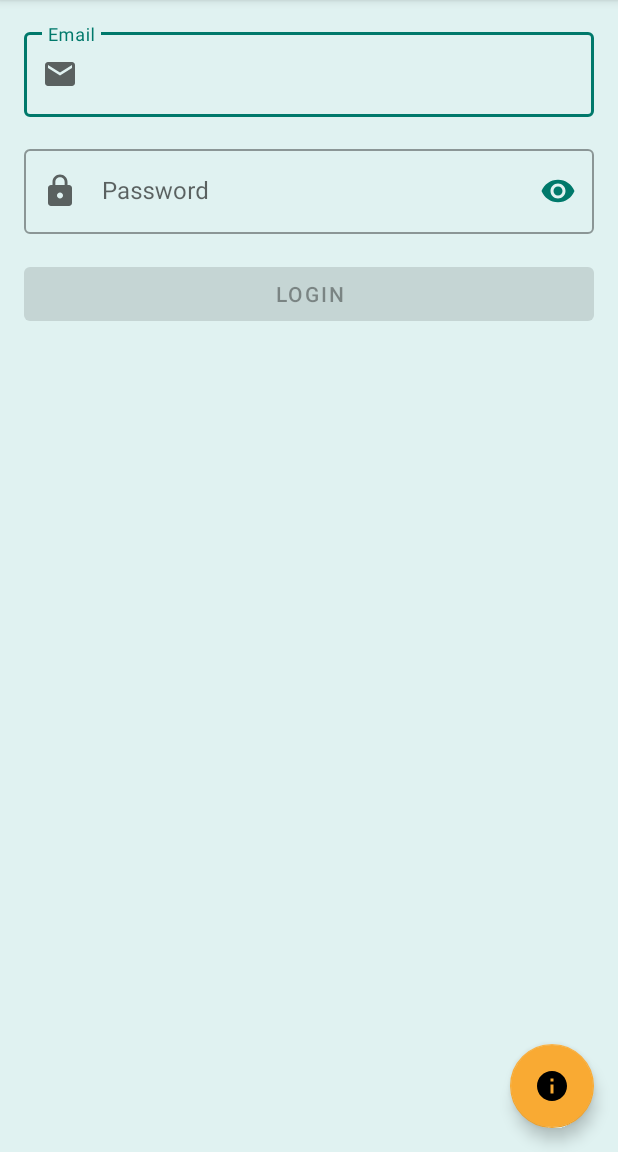
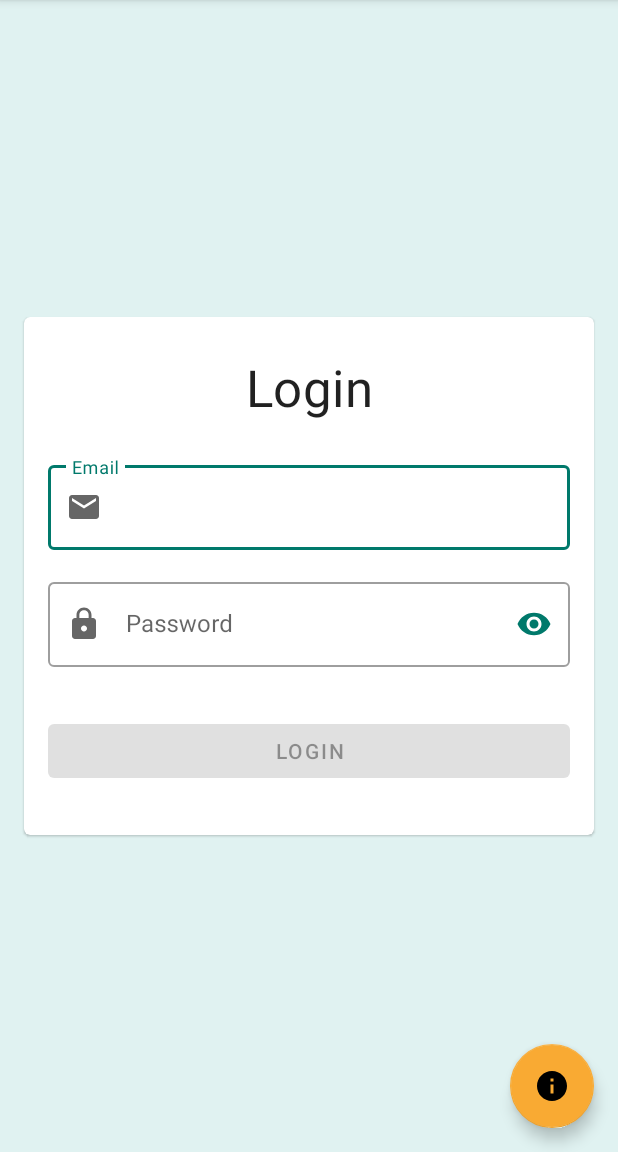
Before and after one commit to kashyapkpatel/SampleMovieApp, an Android app: the screen it shows after launch (HomeActivity), on a phone screen of 412 x 824 dp, the part 84-1236 px from its top. Run offline under Robolectric (Android 15) with nearby library versions, the phone set to English and light mode, and no system bars; our stand-ins replace Dagger/Hilt's generated code, data binding; pictures from the network do not load; 4 statements that could not run were skipped.

```diff
--- a/app/src/main/AndroidManifest.xml
+++ b/app/src/main/AndroidManifest.xml
@@ -14,7 +14,9 @@
         android:theme="@style/Theme.MyApp"
         android:usesCleartextTraffic="true">
 
-        <activity android:name="com.kashyapkpatel.sampleapp.ui.HomeActivity">
+        <activity
+            android:name="com.kashyapkpatel.sampleapp.ui.HomeActivity"
+            android:windowSoftInputMode="adjustResize">
             <intent-filter>
                 <action android:name="android.intent.action.MAIN" />
 
--- a/app/src/main/java/com/kashyapkpatel/sampleapp/di/module/ViewModelModule.kt
+++ b/app/src/main/java/com/kashyapkpatel/sampleapp/di/module/ViewModelModule.kt
@@ -2,6 +2,8 @@ package com.kashyapkpatel.sampleapp.di.module
 
 import androidx.lifecycle.ViewModel
 import com.kashyapkpatel.sampleapp.di.ViewModelKey
+import com.kashyapkpatel.sampleapp.viewmodel.HomeViewModel
+import com.kashyapkpatel.sampleapp.viewmodel.LoginViewModel
 import com.kashyapkpatel.sampleapp.viewmodel.MovieViewModel
 import dagger.Binds
 import dagger.Module
@@ -11,6 +13,16 @@ import dagger.multibindings.IntoMap
 abstract class ViewModelModule {
     @Binds
     @IntoMap
+    @ViewModelKey(HomeViewModel::class)
+    abstract fun bindHomeViewModel(homeViewModel: HomeViewModel): ViewModel
+
+    @Binds
+    @IntoMap
+    @ViewModelKey(LoginViewModel::class)
+    abstract fun bindLoginViewModel(loginViewModel: LoginViewModel): ViewModel
+
+    @Binds
+    @IntoMap
     @ViewModelKey(MovieViewModel::class)
     abstract fun bindMovieViewModel(movieViewModel: MovieViewModel): ViewModel
 }
--- a/app/src/main/java/com/kashyapkpatel/sampleapp/ui/HomeActivity.kt
+++ b/app/src/main/java/com/kashyapkpatel/sampleapp/ui/HomeActivity.kt
@@ -1,17 +1,20 @@
 package com.kashyapkpatel.sampleapp.ui
 
 import android.os.Bundle
-import android.os.PersistableBundle
 import android.view.MenuItem
+import androidx.activity.viewModels
 import androidx.appcompat.app.AppCompatDelegate
 import androidx.databinding.DataBindingUtil
 import androidx.fragment.app.Fragment
 import androidx.fragment.app.FragmentManager
 import com.kashyapkpatel.sampleapp.R
 import com.kashyapkpatel.sampleapp.databinding.ActivityMainBinding
+import com.kashyapkpatel.sampleapp.di.ViewModelProviderFactory
 import com.kashyapkpatel.sampleapp.interfaces.IFragmentCallbacks
 import com.kashyapkpatel.sampleapp.util.newFragmentInstance
+import com.kashyapkpatel.sampleapp.viewmodel.HomeViewModel
 import dagger.android.support.DaggerAppCompatActivity
+import javax.inject.Inject
 
 class HomeActivity : DaggerAppCompatActivity(),
     IFragmentCallbacks,
@@ -23,15 +26,21 @@ class HomeActivity : DaggerAppCompatActivity(),
         const val KEY_IS_MAIN = "IsMain"
     }
 
+    @Inject
+    lateinit var viewModelProviderFactory: ViewModelProviderFactory
+
+    private val homeViewModel by viewModels<HomeViewModel> { viewModelProviderFactory }
+
     lateinit var binding: ActivityMainBinding
 
     override fun onCreate(savedInstanceState: Bundle?) {
         super.onCreate(savedInstanceState)
         binding = DataBindingUtil.setContentView<ActivityMainBinding>(this, R.layout.activity_main)
+        binding.viewModel = homeViewModel
         binding.toolbar.setNavigationIcon(R.drawable.ic_baseline_arrow_back_24);
         setSupportActionBar(binding.toolbar)
         loadInitialFragment(savedInstanceState)
-        setupViews()
+        setupBindingsAndObservables()
     }
 
     override fun onOptionsItemSelected(item: MenuItem): Boolean {
@@ -165,16 +174,17 @@ class HomeActivity : DaggerAppCompatActivity(),
         }
     }
 
-    private fun setupViews() {
-        binding.fab.setOnClickListener {
+    private fun setupBindingsAndObservables() {
+        binding.isDarkTheme = AppCompatDelegate.getDefaultNightMode() == AppCompatDelegate.MODE_NIGHT_YES
+        homeViewModel.actionLiveDataShowAppInfoClicked.observe(this) { unit ->
             val appInfoFragment = newFragmentInstance<AppInfoFragment>()
             showFragment(appInfoFragment, AppInfoFragment.TAG)
         }
-        binding.switchTheme.setOnCheckedChangeListener { buttonView, isChecked ->
+        homeViewModel.actionLiveDataOnThemeChanged.observe(this) { isChecked ->
             if (isChecked) {
+                AppCompatDelegate.setDefaultNightMode(AppCompatDelegate.MODE_NIGHT_YES)
+            } else {
                 AppCompatDelegate.setDefaultNightMode(AppCompatDelegate.MODE_NIGHT_NO)
-            } else {
-                AppCompatDelegate.setDefaultNightMode(AppCompatDelegate.MODE_NIGHT_YES)
             }
         }
     }
--- a/app/src/main/java/com/kashyapkpatel/sampleapp/ui/LoginFragment.java
+++ b/app/src/main/java/com/kashyapkpatel/sampleapp/ui/LoginFragment.java
@@ -2,9 +2,7 @@ package com.kashyapkpatel.sampleapp.ui;
 
 import android.content.Context;
 import android.os.Bundle;
-import android.text.Editable;
 import android.text.TextUtils;
-import android.text.TextWatcher;
 import android.util.Patterns;
 import android.view.LayoutInflater;
 import android.view.View;
@@ -13,10 +11,12 @@ import android.view.ViewGroup;
 import androidx.annotation.NonNull;
 import androidx.annotation.Nullable;
 import androidx.databinding.DataBindingUtil;
+import androidx.lifecycle.ViewModelProvider;
 
 import com.kashyapkpatel.sampleapp.R;
 import com.kashyapkpatel.sampleapp.databinding.FragmentLoginBinding;
 import com.kashyapkpatel.sampleapp.interfaces.IFragmentCallbacks;
+import com.kashyapkpatel.sampleapp.viewmodel.LoginViewModel;
 
 import static com.kashyapkpatel.sampleapp.ui.HomeActivity.KEY_IS_MAIN;
 
@@ -27,6 +27,8 @@ public class LoginFragment extends BaseFragment {
     private static final int PASSWORD_MAX_LENGTH = 15;
 
     private FragmentLoginBinding binding;
+
+    private LoginViewModel loginViewModel;
 
     @Override
     public void onAttach(Context context) {
@@ -40,26 +42,25 @@ public class LoginFragment extends BaseFragment {
     @Override
     public View onCreateView(@NonNull LayoutInflater inflater, @Nullable ViewGroup container, @Nullable Bundle savedInstanceState) {
         binding = DataBindingUtil.inflate(inflater, R.layout.fragment_login, container, false);
+        loginViewModel = new ViewModelProvider(requireActivity()).get(LoginViewModel.class);
+        binding.setViewModel(loginViewModel);
         return binding.getRoot();
     }
 
     @Override
     public void onViewCreated(@NonNull View view, @Nullable Bundle savedInstanceState) {
         super.onViewCreated(view, savedInstanceState);
-        setUpViews();
+        setupBindingsAndObservables();
     }
 
-    private void setUpViews() {
+    private void setupBindingsAndObservables() {
         iFragmentCallbacks.updateTitle(getString(R.string.app_name));
-        binding.btnLogin.setEnabled(false);
-        binding.etEmailId.addTextChangedListener(validationTextWatcher);
-        binding.etPassword.addTextChangedListener(validationTextWatcher);
-        binding.btnLogin.setOnClickListener(new View.OnClickListener() {
-            @Override
-            public void onClick(View view) {
-                // No Need to check validation as this button is enabled only when all validations are satisfied
-                goToNextScreen();
-            }
+        binding.setIsLoginEnabled(false);
+        binding.setOnTextChanged((s, start, before, count) -> validateEmailAndPassword());
+        // Observe the snackbar action from the view model and show a snackbar when a new action comes in
+        loginViewModel.getActionLiveDataLoginClicked().observe(this, unit -> {
+            // No Need to check validation as this button is enabled only when all validations are satisfied
+            goToNextScreen();
         });
     }
 
@@ -69,9 +70,9 @@ public class LoginFragment extends BaseFragment {
         }
         boolean emailValid = isValidEmail(binding.etEmailId.getText());
         boolean passwordValid = isValidPassword(binding.etPassword.getText());
-        binding.inputLayoutEmailId.setError(emailValid ? null : getString(R.string.error_invalid_email));
-        binding.inputLayoutPassword.setError(passwordValid ? null : getString(R.string.error_invalid_password));
-        binding.btnLogin.setEnabled(emailValid && passwordValid);
+        binding.setEmailError(emailValid ? null : getString(R.string.error_invalid_email));
+        binding.setPasswordError(passwordValid ? null : getString(R.string.error_invalid_password));
+        binding.setIsLoginEnabled(emailValid && passwordValid);
     }
 
     private void goToNextScreen() {
@@ -90,21 +91,4 @@ public class LoginFragment extends BaseFragment {
         boolean validLength = target.length() >= PASSWORD_MIN_LENGTH && target.length() <= PASSWORD_MAX_LENGTH;
         return !TextUtils.isEmpty(target) && validLength;
     }
-
-    private TextWatcher validationTextWatcher = new TextWatcher() {
-        @Override
-        public void beforeTextChanged(CharSequence charSequence, int i, int i1, int i2) {
-
-        }
-
-        @Override
-        public void onTextChanged(CharSequence charSequence, int i, int i1, int i2) {
-            validateEmailAndPassword();
-        }
-
-        @Override
-        public void afterTextChanged(Editable editable) {
-
-        }
-    };
 }
--- /dev/null
+++ b/app/src/main/java/com/kashyapkpatel/sampleapp/util/ActionLiveData.kt
@@ -0,0 +1,39 @@
+package com.kashyapkpatel.sampleapp.util
+
+import androidx.annotation.MainThread
+import androidx.lifecycle.LifecycleOwner
+import androidx.lifecycle.MutableLiveData
+import androidx.lifecycle.Observer
+
+// First extend the MutableLiveData class
+class ActionLiveData<T> : MutableLiveData<T>() {
+
+    @MainThread
+    override fun observe(owner: LifecycleOwner, observer: Observer<in T>) {
+
+       // Being strict about the observer numbers is up to you
+       // I thought it made sense to only allow one to handle the event
+        if (hasObservers()) {
+            throw Throwable("Only one observer at a time may subscribe to a ActionLiveData")
+        }
+
+        super.observe(owner, Observer { data ->
+            // We ignore any null values and early return
+            if (data == null) return@Observer
+            observer.onChanged(data)
+            // We set the value to null straight after emitting the change to the observer
+            value = null
+            // This means that the state of the data will always be null / non existent
+            // It will only be available to the observer in its callback and since we do not emit null values
+            // the observer never receives a null value and any observers resuming do not receive the last event.
+            // Therefore it only emits to the observer the single action so you are free to show messages over and over again
+            // Or launch an activity/dialog or anything that should only happen once per action / click :).
+        })
+    }
+
+    // Just a nicely named method that wraps setting the value
+    @MainThread
+    fun sendAction(data: T) {
+        value = data
+    }
+}
--- a/app/src/main/java/com/kashyapkpatel/sampleapp/util/Bindings.kt
+++ b/app/src/main/java/com/kashyapkpatel/sampleapp/util/Bindings.kt
@@ -1,10 +1,10 @@
 package com.kashyapkpatel.sampleapp.util
 
-import android.view.View
 import android.widget.ImageView
 import androidx.recyclerview.widget.RecyclerView
 import androidx.databinding.BindingAdapter
 import com.bumptech.glide.Glide
+import com.google.android.material.textfield.TextInputLayout
 
 
 @BindingAdapter(value = ["setAdapter"])
@@ -20,3 +20,10 @@ fun ImageView.bindImage(posturePath: String) {
         Glide.with(this.context).load("https://image.tmdb.org/t/p/w500/$posturePath").into(this)
     }
 }
+
+@BindingAdapter(value = ["setErrorText"])
+fun TextInputLayout.bindError(error: String?) {
+    this.run {
+        this.error = error
+    }
+}
--- /dev/null
+++ b/app/src/main/java/com/kashyapkpatel/sampleapp/viewmodel/HomeViewModel.kt
@@ -0,0 +1,23 @@
+package com.kashyapkpatel.sampleapp.viewmodel
+
+import androidx.lifecycle.ViewModel
+import com.kashyapkpatel.sampleapp.util.ActionLiveData
+import javax.inject.Inject
+
+/**
+ * Common ViewModel class for Home Screen.
+ */
+class HomeViewModel @Inject constructor() : ViewModel() {
+
+    var actionLiveDataShowAppInfoClicked = ActionLiveData<Unit>()
+    var actionLiveDataOnThemeChanged = ActionLiveData<Boolean>()
+
+    fun showAppInfo() {
+        actionLiveDataShowAppInfoClicked.sendAction(Unit)
+    }
+
+    fun onThemeChanged(checked: Boolean) {
+        actionLiveDataOnThemeChanged.sendAction(checked)
+    }
+
+}
--- /dev/null
+++ b/app/src/main/java/com/kashyapkpatel/sampleapp/viewmodel/LoginViewModel.kt
@@ -0,0 +1,18 @@
+package com.kashyapkpatel.sampleapp.viewmodel
+
+import androidx.lifecycle.ViewModel
+import com.kashyapkpatel.sampleapp.util.ActionLiveData
+import javax.inject.Inject
+
+/**
+ * Common ViewModel class for Login Module.
+ */
+class LoginViewModel @Inject constructor() : ViewModel() {
+
+    var actionLiveDataLoginClicked = ActionLiveData<Unit>()
+
+    fun login() {
+        actionLiveDataLoginClicked.sendAction(Unit)
+    }
+
+}
--- a/app/src/main/res/layout/activity_main.xml
+++ b/app/src/main/res/layout/activity_main.xml
@@ -3,7 +3,19 @@
     xmlns:app="http://schemas.android.com/apk/res-auto"
     xmlns:tools="http://schemas.android.com/tools">
 
-    <data></data>
+    <data>
+
+        <import type="androidx.appcompat.app.AppCompatDelegate"/>
+
+        <variable
+            name="isDarkTheme"
+            type="java.lang.Boolean" />
+
+        <variable
+            name="viewModel"
+            type="com.kashyapkpatel.sampleapp.viewmodel.HomeViewModel" />
+
+    </data>
 
     <androidx.coordinatorlayout.widget.CoordinatorLayout
         android:layout_width="match_parent"
@@ -29,6 +41,8 @@
                     android:layout_height="wrap_content"
                     android:layout_gravity="end|center_vertical"
                     android:layout_margin="@dimen/med_margin"
+                    android:checked="@{isDarkTheme}"
+                    android:onCheckedChanged="@{(switch, checked) -> viewModel.onThemeChanged(checked)}"
                     android:text="@string/str_switch_theme"
                     android:textAppearance="?attr/textAppearanceCaption"
                     android:textColor="?attr/colorOnPrimary"
@@ -47,6 +61,7 @@
             android:layout_gravity="bottom|end"
             android:layout_margin="@dimen/fab_margin"
             android:contentDescription="@string/str_show_app_info"
+            android:onClick="@{() -> viewModel.showAppInfo()}"
             app:srcCompat="@drawable/ic_baseline_info_24" />
 
     </androidx.coordinatorlayout.widget.CoordinatorLayout>
--- a/app/src/main/res/layout/fragment_login.xml
+++ b/app/src/main/res/layout/fragment_login.xml
@@ -3,12 +3,60 @@
     xmlns:app="http://schemas.android.com/apk/res-auto">
 
     <data>
+
         <import type="android.view.View" />
+
+        <variable
+            name="emailError"
+            type="java.lang.String" />
+
+        <variable
+            name="passwordError"
+            type="java.lang.String" />
+
+        <variable
+            name="isLoginEnabled"
+            type="java.lang.Boolean" />
+
+        <variable
+            name="onTextChanged"
+            type="androidx.databinding.adapters.TextViewBindingAdapter.OnTextChanged" />
+
+        <variable
+            name="viewModel"
+            type="com.kashyapkpatel.sampleapp.viewmodel.LoginViewModel" />
+
     </data>
 
     <androidx.constraintlayout.widget.ConstraintLayout
         android:layout_width="match_parent"
         android:layout_height="match_parent">
+
+        <com.google.android.material.card.MaterialCardView
+            android:layout_width="match_parent"
+            android:layout_height="wrap_content"
+            android:layout_margin="@dimen/med_margin"
+            app:layout_constraintBottom_toBottomOf="parent"
+            app:layout_constraintEnd_toEndOf="parent"
+            app:layout_constraintStart_toStartOf="parent"
+            app:layout_constraintTop_toTopOf="parent">
+
+            <androidx.constraintlayout.widget.ConstraintLayout
+                android:layout_width="match_parent"
+                android:layout_height="match_parent">
+
+                <TextView
+                    android:id="@+id/tvLblLogin"
+                    android:layout_width="wrap_content"
+                    android:layout_height="wrap_content"
+                    android:layout_marginTop="@dimen/med_margin"
+                    android:layout_marginBottom="@dimen/small_margin"
+                    android:padding="@dimen/mid_padding"
+                    android:text="@string/str_login"
+                    android:textAppearance="?attr/textAppearanceHeadline4"
+                    app:layout_constraintEnd_toEndOf="parent"
+                    app:layout_constraintStart_toStartOf="parent"
+                    app:layout_constraintTop_toTopOf="parent" />
 
                 <com.google.android.material.textfield.TextInputLayout
                     android:id="@+id/inputLayoutEmailId"
@@ -18,7 +66,8 @@
                     android:layout_margin="@dimen/med_margin"
                     app:layout_constraintEnd_toEndOf="parent"
                     app:layout_constraintStart_toStartOf="parent"
-            app:layout_constraintTop_toTopOf="parent"
+                    app:layout_constraintTop_toBottomOf="@+id/tvLblLogin"
+                    app:setErrorText="@{emailError}"
                     app:startIconCheckable="true"
                     app:startIconDrawable="@drawable/ic_baseline_email_24">
 
@@ -29,6 +78,7 @@
                         android:hint="@string/hint_email"
                         android:inputType="textEmailAddress"
                         android:maxLines="1"
+                        android:onTextChanged="@{onTextChanged}"
                         android:textAppearance="?attr/textAppearanceSubtitle1" />
 
                 </com.google.android.material.textfield.TextInputLayout>
@@ -44,6 +94,7 @@
                     app:layout_constraintTop_toBottomOf="@+id/inputLayoutEmailId"
                     app:passwordToggleEnabled="true"
                     app:passwordToggleTint="?colorPrimary"
+                    app:setErrorText="@{passwordError}"
                     app:startIconCheckable="true"
                     app:startIconDrawable="@drawable/ic_baseline_password_24">
 
@@ -54,6 +105,7 @@
                         android:hint="@string/hint_password"
                         android:inputType="textPassword"
                         android:maxLines="1"
+                        android:onTextChanged="@{onTextChanged}"
                         android:textAppearance="?attr/textAppearanceSubtitle1" />
 
                 </com.google.android.material.textfield.TextInputLayout>
@@ -62,12 +114,22 @@
                     android:id="@+id/btnLogin"
                     android:layout_width="0dp"
                     android:layout_height="wrap_content"
-            android:layout_margin="@dimen/med_margin"
+                    android:layout_marginStart="@dimen/med_margin"
+                    android:layout_marginTop="@dimen/big_margin"
+                    android:layout_marginEnd="@dimen/med_margin"
+                    android:layout_marginBottom="@dimen/big_margin"
+                    android:enabled="@{isLoginEnabled}"
+                    android:onClick="@{() -> viewModel.login()}"
+                    android:text="@string/str_login"
+                    app:layout_constraintBottom_toBottomOf="parent"
                     app:layout_constraintEnd_toEndOf="parent"
                     app:layout_constraintStart_toStartOf="parent"
-            android:text="@string/str_login"
                     app:layout_constraintTop_toBottomOf="@+id/inputLayoutPassword" />
 
             </androidx.constraintlayout.widget.ConstraintLayout>
 
+        </com.google.android.material.card.MaterialCardView>
+
+    </androidx.constraintlayout.widget.ConstraintLayout>
+
 </layout>
--- a/app/src/main/res/values/dimens.xml
+++ b/app/src/main/res/values/dimens.xml
@@ -1,7 +1,9 @@
 <?xml version="1.0" encoding="utf-8"?>
 <resources>
+    <dimen name="mid_padding">8dp</dimen>
     <dimen name="big_padding">16dp</dimen>
     <dimen name="fab_margin">16dp</dimen>
     <dimen name="small_margin">4dp</dimen>
     <dimen name="med_margin">16dp</dimen>
+    <dimen name="big_margin">32dp</dimen>
 </resources>
```
Lines whose indentation alone changed are shown as unchanged.
